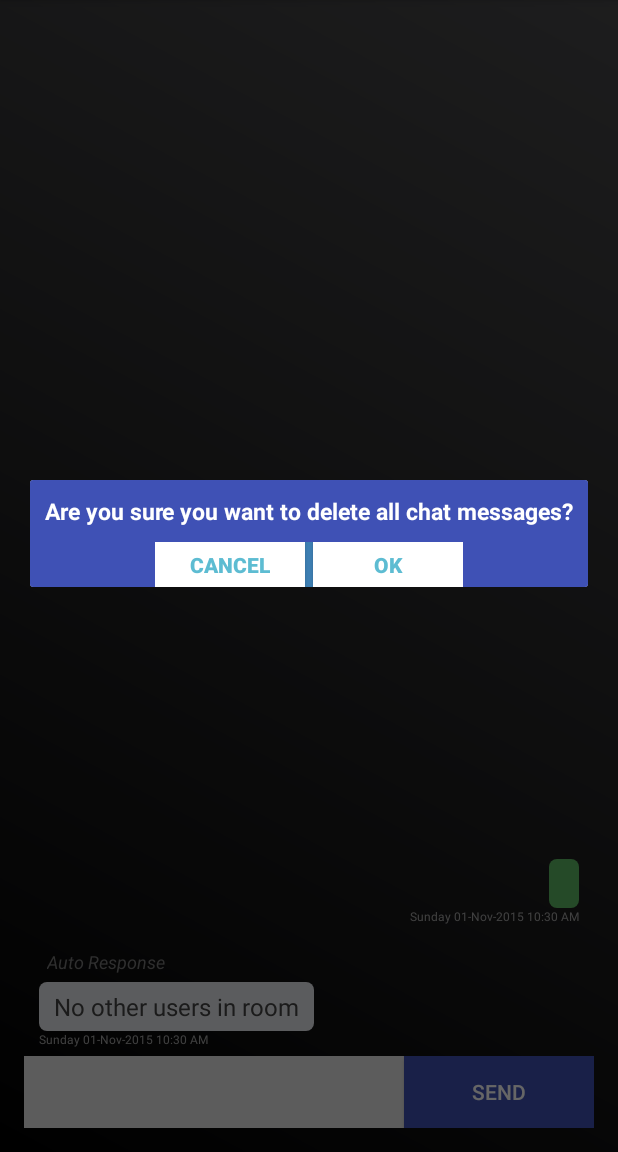
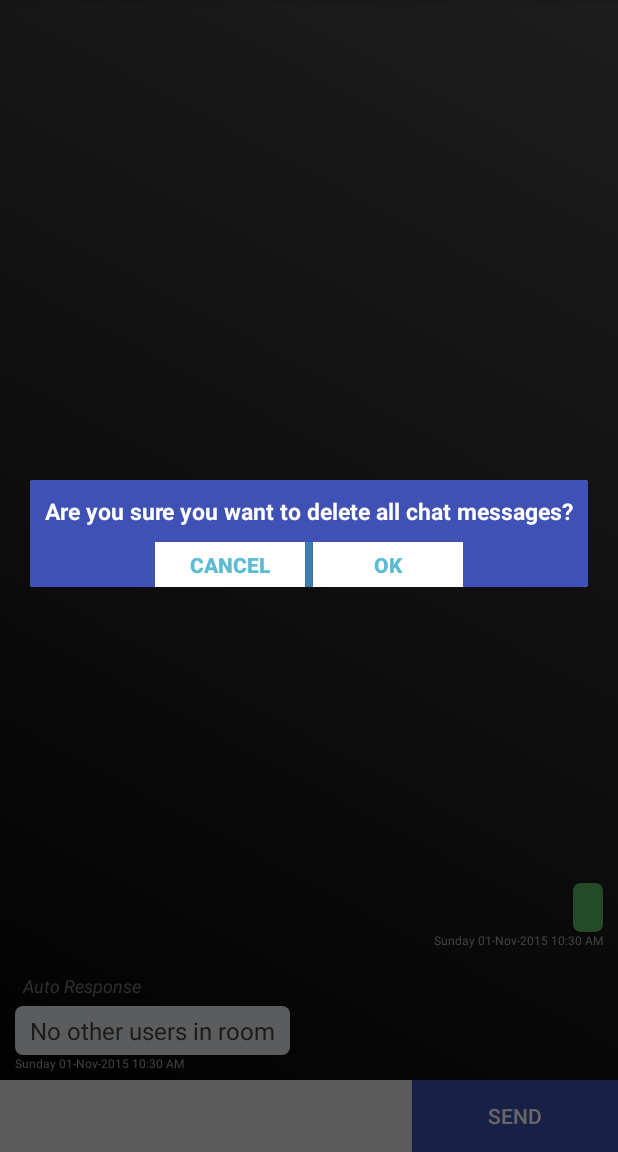
Before and after one commit to StanGraff/CentralChat, an Android app: the fragment ChatActivity shown on its own in the app's theme, in the options menu, after a tap on "Clear Chat", on a phone screen of 412 x 824 dp, the part 84-1236 px from its top. Run offline under Robolectric (Android 15) with nearby library versions, the phone set to English and light mode, and no system bars.

```diff
--- a/app/src/main/res/layout/activity_chat.xml
+++ b/app/src/main/res/layout/activity_chat.xml
@@ -2,10 +2,6 @@
     xmlns:tools="http://schemas.android.com/tools"
     android:layout_width="fill_parent"
     android:layout_height="fill_parent"
-    android:paddingBottom="@dimen/activity_vertical_margin"
-    android:paddingLeft="@dimen/activity_horizontal_margin"
-    android:paddingRight="@dimen/activity_horizontal_margin"
-    android:paddingTop="@dimen/activity_vertical_margin"
     android:orientation="vertical"
     android:background="@drawable/background"
     tools:context="centralsoft.uco.edu.centralchat.ChatActivity">
```
Also changed, not shown: app/src/main/res/layout-land/activity_chat_rooms.xml (added, +12 -0 lines).
